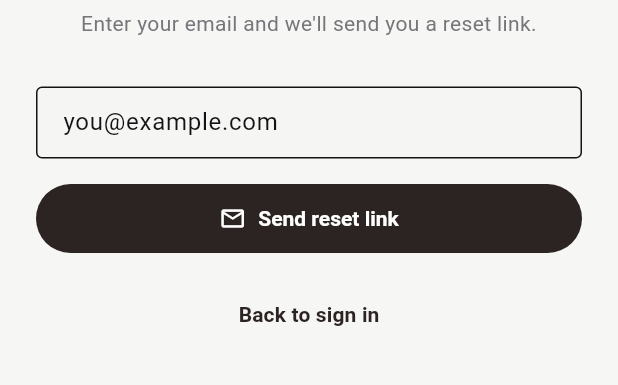
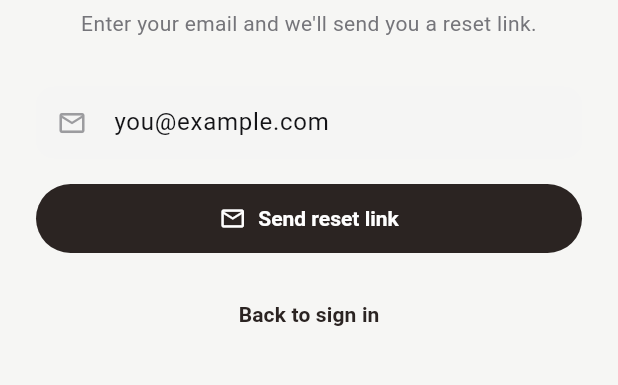
Before and after one commit to arsalanmukhtar/daily_tasks, a Flutter app: the screen it shows after launch, after a tap on "Forgot password?", on a phone screen of 412 x 824 dp, the part 530-915 px from its top. Run offline on Flutter 3.47's test engine with Material 3 defaults, Android fonts, the phone set to English and light mode, and no system bars; our stand-ins replace app_links, flutter_riverpod, flutter_widget_from_html_core, google_fonts, shared_preferences.

Commit message:
Mobile: minimal borderless inputs with leading icons, restyle Forgot password
Redesigned sign-in screen's inputs to match a reference minimal-auth-screen
style, per feedback: no visible outlines, subtle fill, leading email/lock
glyphs, and a smaller, right-aligned Forgot password link near the password
field instead of a centered block below the button.

Every TextField on this screen (sign-in email/password, reset email, new/
confirm password) explicitly set `border: const OutlineInputBorder()` -
that's what was drawing the boxed outline; app_theme.dart's
inputDecorationTheme already is exactly the desired look (filled
AppColors.surface2, BorderSide.none, 12px radius) and was already used
everywhere else in the app - these fields were just overriding it. Removing
the override and adding a `_fieldDecoration()` helper (hint + leading icon
+ optional suffix) restores the ambient theme and keeps every field on this
screen consistent without introducing a new palette.

Verified live on the emulator: fields render borderless/filled with mail/
lock icons, Forgot password sits right-aligned above the password field,
sign-in still works, show/hide toggle still works. flutter analyze clean,
all mobile tests pass.

Co-Authored-By: Claude Sonnet 5 <noreply@anthropic.com>

```diff
--- a/mobile_app/lib/core/auth/sign_in_screen.dart
+++ b/mobile_app/lib/core/auth/sign_in_screen.dart
@@ -201,6 +201,19 @@ class _SignInScreenState extends ConsumerState<SignInScreen> {
     }
   }
 
+  // Borderless, filled - just the ambient InputDecorationTheme
+  // (app_theme.dart's inputDecorationTheme: filled AppColors.surface2,
+  // BorderSide.none) plus a leading glyph naming the field. Every password/
+  // email field on this screen goes through this one helper so they read
+  // consistently.
+  InputDecoration _fieldDecoration({required String hint, required IconData icon, Widget? suffixIcon}) {
+    return InputDecoration(
+      hintText: hint,
+      prefixIcon: Icon(icon, color: AppColors.ink500, size: 20),
+      suffixIcon: suffixIcon,
+    );
+  }
+
   // Show/hide eye icon, floated at the field's trailing edge - mirrors the
   // web app's .pw-toggle-btn on every password input (index.html).
   Widget _obscureToggle(bool obscured, VoidCallback onPressed) {
@@ -217,15 +230,23 @@ class _SignInScreenState extends ConsumerState<SignInScreen> {
         controller: _emailController,
         keyboardType: TextInputType.emailAddress,
         autocorrect: false,
-        decoration: const InputDecoration(hintText: 'you@example.com', border: OutlineInputBorder()),
+        decoration: _fieldDecoration(hint: 'you@example.com', icon: Icons.mail_outline),
       ),
       const SizedBox(height: 10),
+      Align(
+        alignment: Alignment.centerRight,
+        child: TextButton(
+          style: TextButton.styleFrom(padding: EdgeInsets.zero, minimumSize: const Size(0, 0)),
+          onPressed: () => _setMode(_AuthMode.forgot),
+          child: const Text('Forgot password?', style: TextStyle(fontSize: 12.5, color: AppColors.ink500)),
+        ),
+      ),
       TextField(
         controller: _passwordController,
         obscureText: _obscureSignInPassword,
-        decoration: InputDecoration(
-          hintText: 'Password',
-          border: const OutlineInputBorder(),
+        decoration: _fieldDecoration(
+          hint: 'Password',
+          icon: Icons.lock_outline,
           suffixIcon: _obscureToggle(
             _obscureSignInPassword,
             () => setState(() => _obscureSignInPassword = !_obscureSignInPassword),
@@ -243,8 +264,6 @@ class _SignInScreenState extends ConsumerState<SignInScreen> {
               : const Text('Sign in'),
         ),
       ),
-      const SizedBox(height: 16),
-      TextButton(onPressed: () => _setMode(_AuthMode.forgot), child: const Text('Forgot password?')),
     ];
   }
 
@@ -254,7 +273,7 @@ class _SignInScreenState extends ConsumerState<SignInScreen> {
         controller: _emailController,
         keyboardType: TextInputType.emailAddress,
         autocorrect: false,
-        decoration: const InputDecoration(hintText: 'you@example.com', border: OutlineInputBorder()),
+        decoration: _fieldDecoration(hint: 'you@example.com', icon: Icons.mail_outline),
         onSubmitted: (_) => _isBusy ? null : _sendResetLink(),
       ),
       const SizedBox(height: 16),
@@ -294,9 +313,9 @@ class _SignInScreenState extends ConsumerState<SignInScreen> {
       TextField(
         controller: _resetPasswordController,
         obscureText: _obscureResetPassword,
-        decoration: InputDecoration(
-          hintText: 'New password (min. 8 characters)',
-          border: const OutlineInputBorder(),
+        decoration: _fieldDecoration(
+          hint: 'New password (min. 8 characters)',
+          icon: Icons.lock_outline,
           suffixIcon: _obscureToggle(
             _obscureResetPassword,
             () => setState(() => _obscureResetPassword = !_obscureResetPassword),
@@ -307,9 +326,9 @@ class _SignInScreenState extends ConsumerState<SignInScreen> {
       TextField(
         controller: _resetConfirmController,
         obscureText: _obscureResetConfirm,
-        decoration: InputDecoration(
-          hintText: 'Confirm new password',
-          border: const OutlineInputBorder(),
+        decoration: _fieldDecoration(
+          hint: 'Confirm new password',
+          icon: Icons.lock_outline,
           suffixIcon: _obscureToggle(
             _obscureResetConfirm,
             () => setState(() => _obscureResetConfirm = !_obscureResetConfirm),
```
